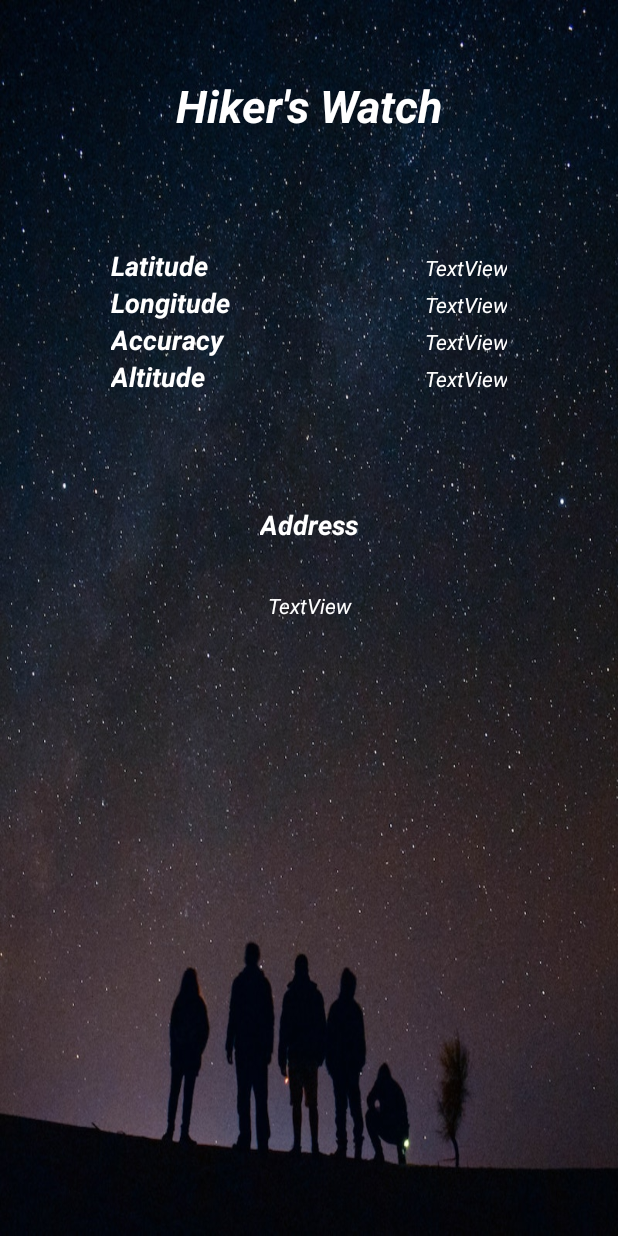
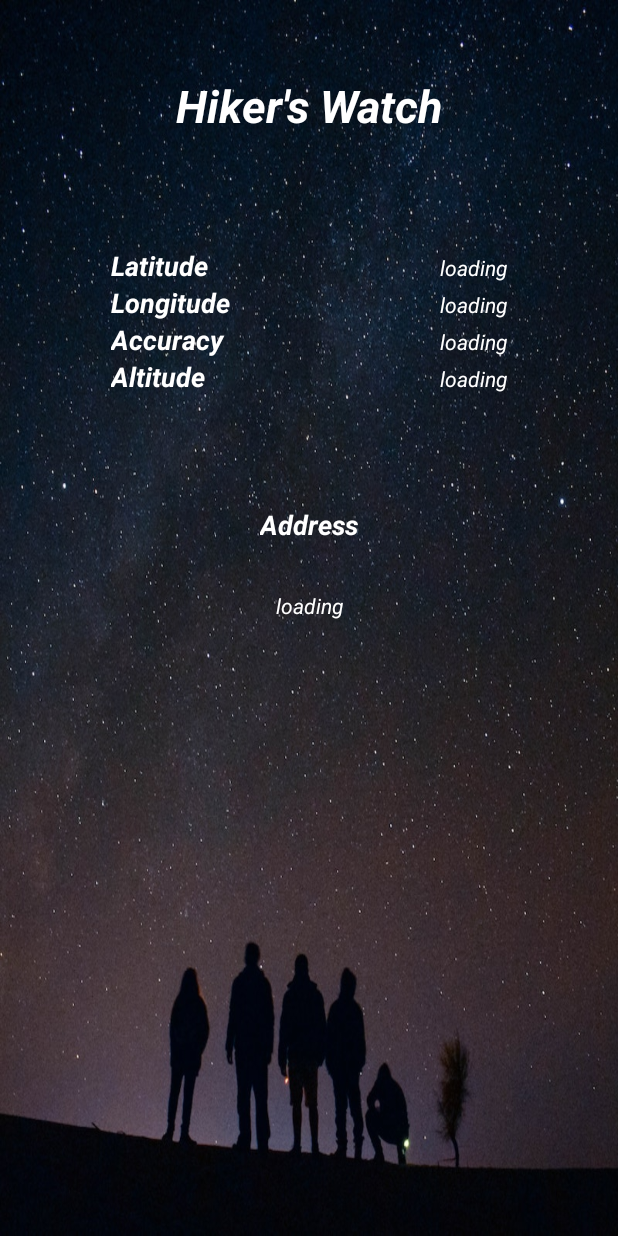
Before and after one commit to michukanyto/HikerApp, an Android app: the screen it shows after launch (MainActivity), on a phone screen of 412 x 824 dp. Run offline under Robolectric (Android 15) with nearby library versions, the phone set to English and light mode, and no system bars.

Commit message:
UI and MainActivity updated

```diff
--- a/app/src/main/java/com/appsmontreal/hikerapp/MainActivity.java
+++ b/app/src/main/java/com/appsmontreal/hikerapp/MainActivity.java
@@ -46,11 +46,9 @@ public class MainActivity extends AppCompatActivity {
         super.onRequestPermissionsResult(requestCode, permissions, grantResults);
 
         if (grantResults.length > 0 && grantResults[0] == PackageManager.PERMISSION_GRANTED) {
-
             if (ContextCompat.checkSelfPermission(this, Manifest.permission.ACCESS_FINE_LOCATION) == PackageManager.PERMISSION_GRANTED) {
                 locationManager.requestLocationUpdates(LocationManager.GPS_PROVIDER, 0, 0, locationListener);
             }
-
         }
     }
 
@@ -73,7 +71,7 @@ public class MainActivity extends AppCompatActivity {
             @SuppressLint("MissingPermission")
             @Override
             public void onLocationChanged(Location location) {
-                Toast.makeText(MainActivity.this,"New Position",Toast.LENGTH_LONG).show();
+//                Toast.makeText(MainActivity.this,"New Position",Toast.LENGTH_LONG).show();
                 getLocation(location);
             }
 
@@ -97,8 +95,6 @@ public class MainActivity extends AppCompatActivity {
             ActivityCompat.requestPermissions(this, new String[]{Manifest.permission.ACCESS_FINE_LOCATION},1);
         } else {
             locationManager.requestLocationUpdates(LocationManager.GPS_PROVIDER,0,0,locationListener);
-//            Location lastKnownLocation = locationManager.getLastKnownLocation(LocationManager.GPS_PROVIDER);
-//            getLocation(lastKnownLocation);
         }
     }
 
@@ -109,9 +105,7 @@ public class MainActivity extends AppCompatActivity {
         altitude = location.getAltitude();
 
         // Add a marker in userPosition and move the camera
-//        LatLng userPosition = new LatLng(latitude, longitude);
         Geocoder geocoder = new Geocoder(getApplicationContext(), Locale.getDefault());
-
         try {
             List<Address> listAddresses = geocoder.getFromLocation(latitude,longitude,1);
 
@@ -130,7 +124,6 @@ public class MainActivity extends AppCompatActivity {
                     anAddress += listAddresses.get(0).getAdminArea();
                 }
 
-//                Toast.makeText(MainActivity.this,"New Position",Toast.LENGTH_LONG).show();
                 Log.i("Location Data ===> ", listAddresses.get(0).toString());
 
                 latitudeTextView.setText(Double.toString(Math.round(latitude)));
--- a/app/src/main/res/layout/activity_main.xml
+++ b/app/src/main/res/layout/activity_main.xml
@@ -54,7 +54,7 @@
                 android:layout_width="0dp"
                 android:layout_height="wrap_content"
                 android:layout_weight="1"
-                android:text="TextView"
+                android:text="loading"
                 android:textAlignment="textEnd"
                 android:textColor="#ffffff"
                 android:textSize="14dp"
@@ -82,7 +82,7 @@
                 android:layout_width="0dp"
                 android:layout_height="wrap_content"
                 android:layout_weight="1"
-                android:text="TextView"
+                android:text="loading"
                 android:textAlignment="textEnd"
                 android:textColor="#ffffff"
                 android:textSize="14dp"
@@ -108,7 +108,7 @@
                 android:layout_width="0dp"
                 android:layout_height="wrap_content"
                 android:layout_weight="1"
-                android:text="TextView"
+                android:text="loading"
                 android:textAlignment="textEnd"
                 android:textColor="#ffffff"
                 android:textSize="14dp"
@@ -134,7 +134,7 @@
                 android:layout_width="0dp"
                 android:layout_height="wrap_content"
                 android:layout_weight="1"
-                android:text="TextView"
+                android:text="loading"
                 android:textAlignment="textEnd"
                 android:textColor="#ffffff"
                 android:textSize="14dp"
@@ -161,7 +161,7 @@
         android:layout_width="167dp"
         android:layout_height="99dp"
         android:layout_marginTop="32dp"
-        android:text="TextView"
+        android:text="loading"
         android:textColor="#ffffff"
         android:textSize="14dp"
         android:textStyle="italic"
```
